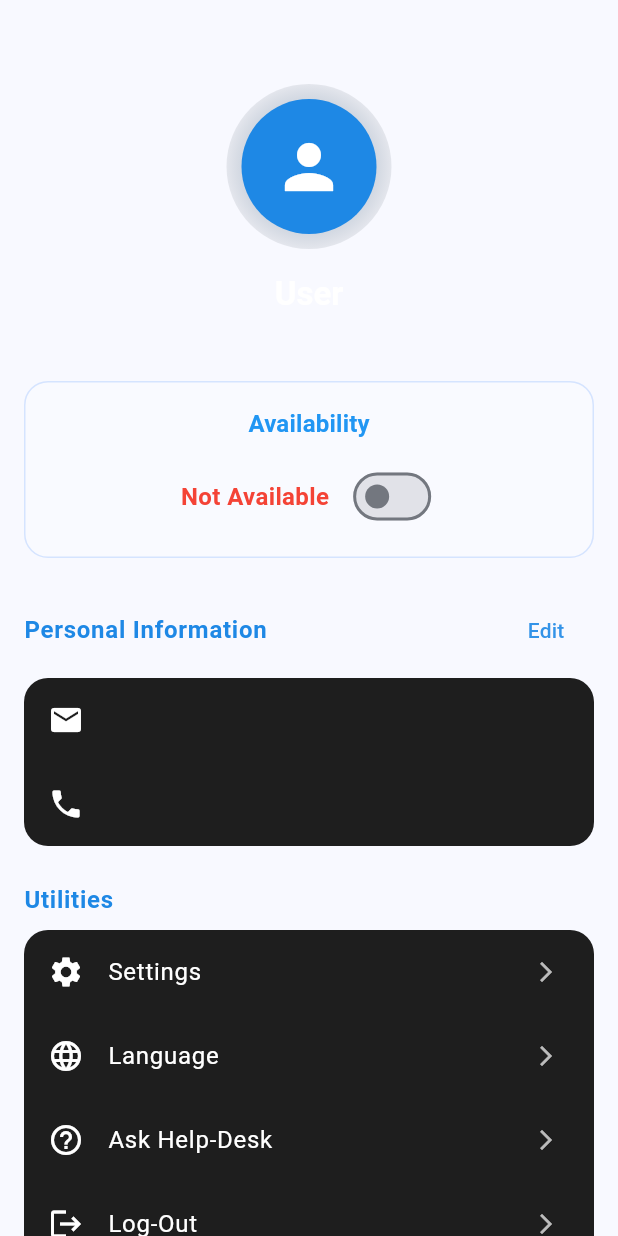
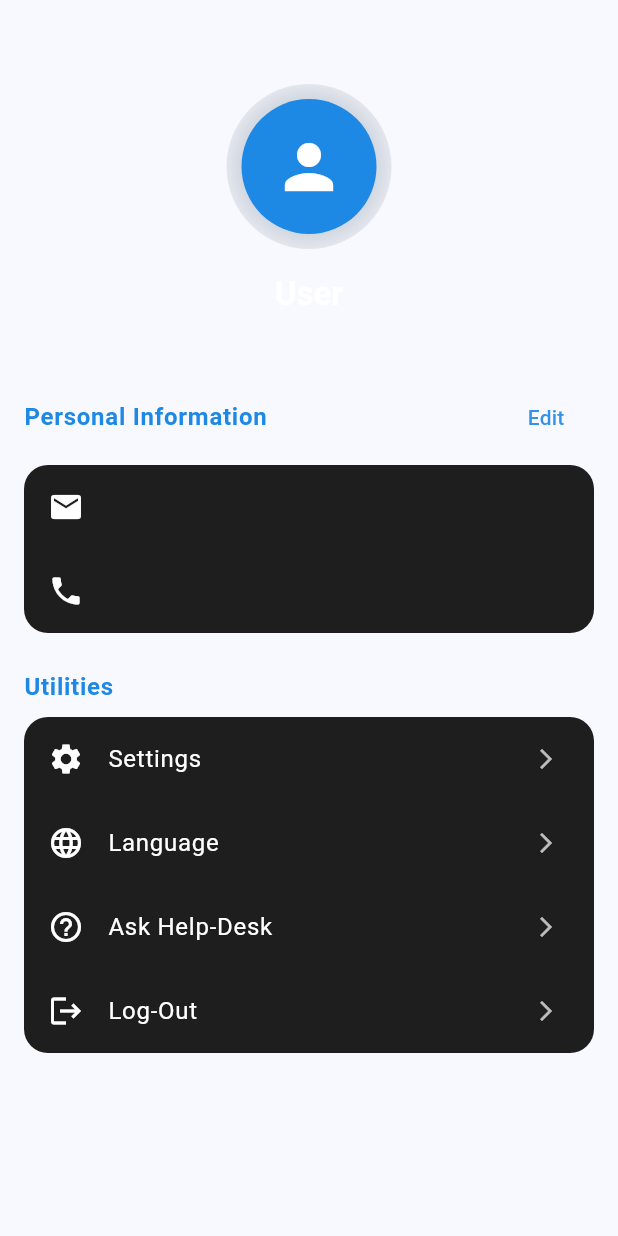
Before and after one commit to cswanjala/nisacleanRebranded, a Flutter app: the ProfileScreen screen opened directly, on a phone screen of 412 x 824 dp. Run offline on Flutter 3.47's test engine with Material 3 defaults, Android fonts, the phone set to English and light mode, and no system bars; our stand-ins replace badges, dio, equatable, flutter_bloc, flutter_local_notifications, geocoding and 9 more; accounts and stored records are empty; network calls fail; project files that could hold a hidden picture were left out.

Commit message:
availability only shows for service providers

```diff
--- a/lib/features/profile/screens/profile_screen.dart
+++ b/lib/features/profile/screens/profile_screen.dart
@@ -84,8 +84,10 @@ class ProfileScreen extends StatelessWidget {
                           providerEmail,
                           style: Theme.of(context).textTheme.bodySmall?.copyWith(color: Colors.white70),
                         ),
+                        // Only show availability toggle if user is a provider
+                        if (isProvider)
+                          ...[
                             const SizedBox(height: 24),
-                        if (isProvider) // Only show for providers
                             Container(
                               padding: const EdgeInsets.all(16),
                               decoration: BoxDecoration(
@@ -107,6 +109,7 @@ class ProfileScreen extends StatelessWidget {
                                 ],
                               ),
                             ),
+                          ],
                         const SizedBox(height: 24),
                         _buildInfoSection(context, 'Provider Information', blue, [
                           _InfoItem(icon: Icons.email, label: providerEmail),
@@ -138,6 +141,7 @@ class ProfileScreen extends StatelessWidget {
             },
           );
         }
+        // For clients, do NOT show the availability toggle
         return Scaffold(
           backgroundColor: Theme.of(context).colorScheme.background,
           body: SingleChildScrollView(
@@ -184,28 +188,7 @@ class ProfileScreen extends StatelessWidget {
                     style: Theme.of(context).textTheme.bodySmall?.copyWith(color: Colors.white70),
               ),
                   const SizedBox(height: 24),
-                  Container(
-                    padding: const EdgeInsets.all(16),
-                    decoration: BoxDecoration(
-                      color: Colors.white10,
-                      borderRadius: BorderRadius.circular(16),
-                      border: Border.all(color: Colors.blueAccent.withOpacity(0.2)),
-                    ),
-                    child: Column(
-                      children: [
-                        Text(
-                          'Availability',
-                          style: Theme.of(context).textTheme.titleMedium?.copyWith(
-                            color: Colors.blue,
-                            fontWeight: FontWeight.bold,
-                          ),
-                        ),
-                        const SizedBox(height: 12),
-                        _ProviderAvailabilityToggle(isAvailable: false),
-                      ],
-                    ),
-                  ),
-              const SizedBox(height: 24),
+                  // No availability toggle for clients
                   _buildInfoSection(context, 'Personal Information', blue, [
                     _InfoItem(icon: Icons.email, label: email),
                     _InfoItem(icon: Icons.phone, label: phone),
```
Lines whose indentation alone changed are shown as unchanged.
